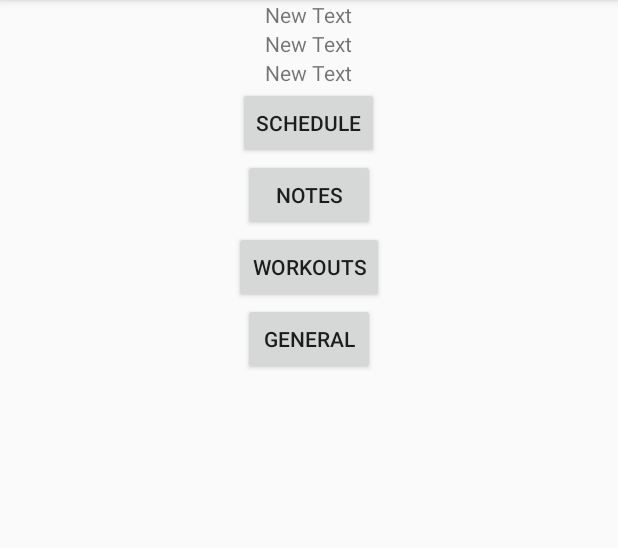
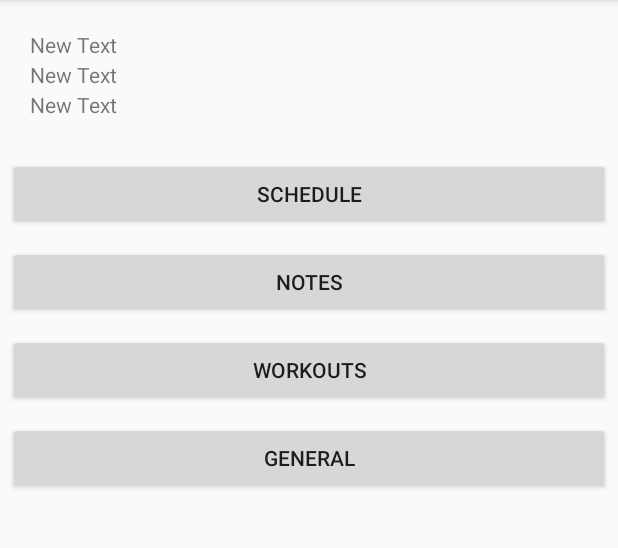
Before and after one commit to T-Graves/MyPDA, an Android app: the screen it shows after launch (MyPDAMainActivity), on a phone screen of 412 x 824 dp, the part 84-632 px from its top. Run offline under Robolectric (Android 15) with nearby library versions, the phone set to English and light mode, and no system bars.

Commit message:
Adjusting main menu fragment layout

```diff
--- a/app/src/main/res/layout/main_menu_fragment.xml
+++ b/app/src/main/res/layout/main_menu_fragment.xml
@@ -8,58 +8,70 @@
         android:orientation="vertical"
         android:layout_width="match_parent"
         android:layout_height="wrap_content"
-        android:layout_gravity="center_horizontal">
+        android:layout_gravity="center_horizontal"
+        android:layout_margin="20dp">
 
         <TextView
-            android:layout_width="wrap_content"
-            android:layout_height="wrap_content"
+            android:layout_width="match_parent"
+            android:layout_height="20sp"
             android:text="New Text"
             android:id="@+id/textView1"
             android:layout_gravity="center_horizontal" />
 
         <TextView
-            android:layout_width="wrap_content"
-            android:layout_height="wrap_content"
+            android:layout_width="match_parent"
+            android:layout_height="20sp"
             android:text="New Text"
             android:id="@+id/textView2"
             android:layout_gravity="center_horizontal" />
 
         <TextView
-            android:layout_width="wrap_content"
-            android:layout_height="wrap_content"
+            android:layout_width="match_parent"
+            android:layout_height="20sp"
             android:text="New Text"
             android:id="@+id/textView3"
             android:layout_gravity="center_horizontal" />
 
     </LinearLayout>
 
+    <LinearLayout
+        android:orientation="vertical"
+        android:layout_width="match_parent"
+        android:layout_height="wrap_content"
+        android:layout_gravity="center_horizontal">
+
         <Button
-        android:layout_width="wrap_content"
+            android:layout_width="match_parent"
             android:layout_height="wrap_content"
             android:text="@string/schedule_button"
             android:id="@+id/schedule"
-        android:layout_gravity="center_horizontal" />
+            android:layout_gravity="center_horizontal"
+            android:layout_margin="5dp" />
 
         <Button
-        android:layout_width="wrap_content"
+            android:layout_width="match_parent"
             android:layout_height="wrap_content"
             android:text="@string/notes_button"
             android:id="@+id/notes"
-        android:layout_gravity="center_horizontal" />
+            android:layout_gravity="center_horizontal"
+            android:layout_margin="5dp" />
 
         <Button
-        android:layout_width="wrap_content"
+            android:layout_width="match_parent"
             android:layout_height="wrap_content"
             android:text="@string/workouts_button"
             android:id="@+id/workouts"
-        android:layout_gravity="center_horizontal" />
+            android:layout_gravity="center_horizontal"
+            android:layout_margin="5dp" />
 
         <Button
-        android:layout_width="wrap_content"
+            android:layout_width="match_parent"
             android:layout_height="wrap_content"
             android:text="@string/general_button"
             android:id="@+id/general"
-        android:layout_gravity="center_horizontal" />
-
+            android:layout_gravity="center_horizontal"
+            android:layout_margin="5dp" />
 
     </LinearLayout>
+
+</LinearLayout>
```
Lines whose indentation alone changed are shown as unchanged.
